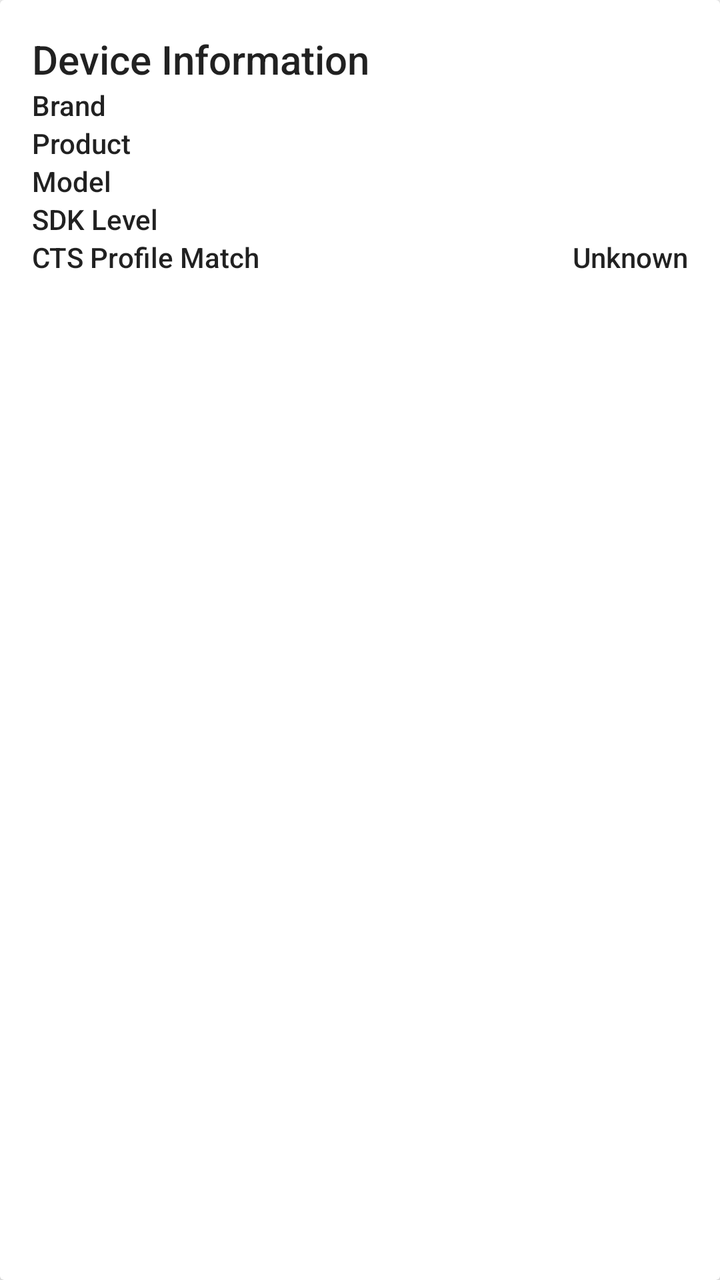
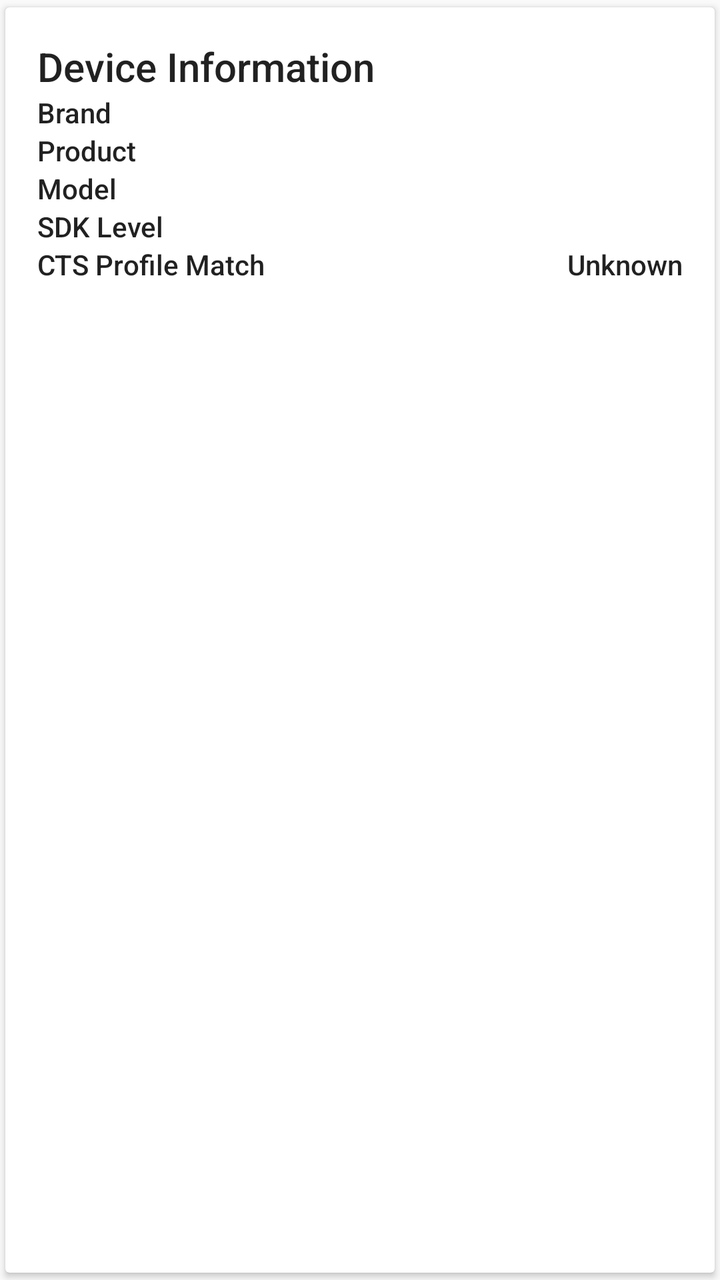

Two renders of the same Android screen: before a commit and after it. Below are the layout's source before the change and the commit's diff.
<!-- AndroidManifest.xml: application theme AppTheme -->
<!-- res/layout/fragment_safetynet.xml -->
<android.support.v7.widget.CardView xmlns:android="http://schemas.android.com/apk/res/android"
    xmlns:app="http://schemas.android.com/apk/res-auto"
    xmlns:tools="http://schemas.android.com/tools"
    android:id="@+id/card_view"
    android:layout_width="wrap_content"
    android:layout_height="wrap_content"
    android:layout_gravity="center"
    android:layout_marginEnd="@dimen/card_horizontal_margin"
    android:layout_marginStart="@dimen/card_horizontal_margin"
    android:layout_marginTop="@dimen/card_vertical_margin"
    android:layout_marginBottom="@dimen/card_vertical_margin"
    android:minHeight="@dimen/box_min_height"
    android:minWidth="@dimen/box_min_width"
    tools:context="com.androidfung.drminfo.InfoFragment">

    <LinearLayout
        android:layout_width="match_parent"
        android:layout_height="match_parent"
        android:layout_margin="16dp"
        android:orientation="vertical">

        <TextView
            android:layout_width="wrap_content"
            android:layout_height="wrap_content"
            android:text="@string/text_device_information"
            android:textAppearance="@style/TextAppearance.AppCompat.Title" />

        <GridLayout
            android:layout_width="match_parent"
            android:layout_height="wrap_content"
            android:columnCount="2">

            <TextView
                android:layout_width="wrap_content"
                android:layout_height="wrap_content"
                android:text="@string/text_brand"
                android:textAppearance="@style/TextAppearance.AppCompat.Body2" />

            <TextView
                android:id="@+id/textview_brand"
                android:layout_width="wrap_content"
                android:layout_height="wrap_content"
                android:layout_gravity="end"
                android:textAppearance="@style/TextAppearance.AppCompat.Body2" />

            <TextView
                android:layout_width="wrap_content"
                android:layout_height="wrap_content"
                android:text="@string/text_product"
                android:textAppearance="@style/TextAppearance.AppCompat.Body2" />

            <TextView
                android:id="@+id/textview_product"
                android:layout_width="wrap_content"
                android:layout_height="wrap_content"
                android:layout_gravity="end"
                android:textAppearance="@style/TextAppearance.AppCompat.Body2" />

            <TextView
                android:layout_width="wrap_content"
                android:layout_height="wrap_content"
                android:text="@string/text_model"
                android:textAppearance="@style/TextAppearance.AppCompat.Body2" />

            <TextView
                android:id="@+id/textview_model"
                android:layout_width="wrap_content"
                android:layout_height="wrap_content"
                android:layout_gravity="end"
                android:textAppearance="@style/TextAppearance.AppCompat.Body2" />

            <TextView
                android:layout_width="wrap_content"
                android:layout_height="wrap_content"
                android:text="@string/text_sdk_level"
                android:textAppearance="@style/TextAppearance.AppCompat.Body2" />

            <TextView
                android:id="@+id/textview_sdk_level"
                android:layout_width="wrap_content"
                android:layout_height="wrap_content"
                android:layout_gravity="end"
                android:textAppearance="@style/TextAppearance.AppCompat.Body2" />

            <TextView
                android:layout_width="wrap_content"
                android:layout_height="wrap_content"
                android:text="@string/label_cts_profile_match"
                android:textAppearance="@style/TextAppearance.AppCompat.Body2" />

            <TextView
                android:id="@+id/textview_cts_profile_match"
                android:layout_width="wrap_content"
                android:layout_height="wrap_content"
                android:layout_gravity="end"
                android:text="@string/text_unknown"
                android:textAppearance="@style/TextAppearance.AppCompat.Body2" />
        </GridLayout>

    </LinearLayout>
</android.support.v7.widget.CardView>
<!-- resources referenced by this layout -->
<resources>
  <dimen name="box_min_height">80dp</dimen>
  <dimen name="box_min_width">336dp</dimen>
  <dimen name="card_horizontal_margin">0dp</dimen>
  <dimen name="card_vertical_margin">4dp</dimen>
  <string name="label_cts_profile_match">CTS Profile Match</string>
  <string name="text_brand">Brand</string>
  <string name="text_device_information">Device Information</string>
  <string name="text_model">Model</string>
  <string name="text_product">Product</string>
  <string name="text_sdk_level">SDK Level</string>
  <string name="text_unknown">Unknown</string>
  <style name="AppTheme" parent="Theme.AppCompat.DayNight.DarkActionBar">
          
          <item name="colorPrimary">@color/primary</item>
          <item name="colorPrimaryDark">@color/primary_dark</item>
          <item name="colorAccent">@color/accent</item>
      </style>
  <color name="primary">#FFC107</color>
  <color name="primary_dark">#FFA000</color>
  <color name="accent">#FF5722</color>
</resources>

<!-- the commit's change to res/layout/fragment_safetynet.xml (unified diff, before → after) -->
@@ -11,6 +11,7 @@
     android:layout_marginBottom="@dimen/card_vertical_margin"
     android:minHeight="@dimen/box_min_height"
     android:minWidth="@dimen/box_min_width"
+    app:cardUseCompatPadding="true"
     tools:context="com.androidfung.drminfo.InfoFragment">
 
     <LinearLayout
